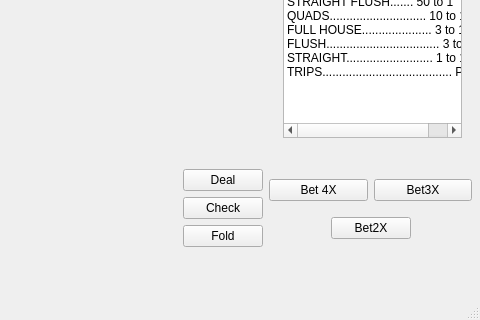
Old version of the form forms/ultimatetexasholdem.ui in the repository Math3808Team/UltimateTexasHoldem; both pictures show x 468 to 948 and y 249 to 569 of the 948 by 569 pixel window.
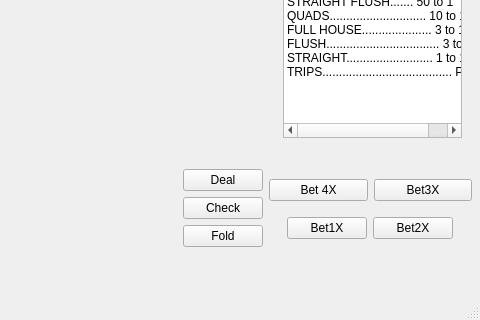
New version of the form.

Commit message: removed state, will now be dependent of # checks

The edit to the form file:
```diff
--- a/forms/ultimatetexasholdem.ui
+++ b/forms/ultimatetexasholdem.ui
@@ -380,6 +380,13 @@
            </property>
           </spacer>
          </item>
+         <item>
+          <widget class="QPushButton" name="bet1XButton">
+           <property name="text">
+            <string>Bet1X</string>
+           </property>
+          </widget>
+         </item>
          <item>
           <widget class="QPushButton" name="bet2XButton">
            <property name="text">
```
The commit also changes 2 other files.
